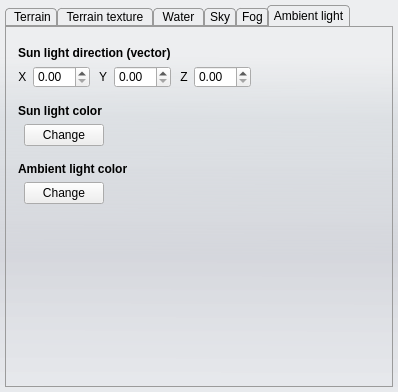
Above: bin/data/ui/environment_editor.ui from realXtend/tundra before the change. Below: the same form after it.
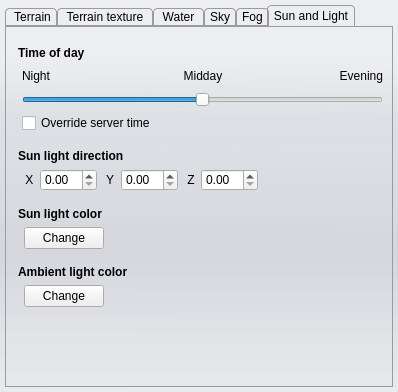
That is the form after the change. The open tabs and pages were chosen to show the change.

Commit message: * Enviroment Editor widget feature add: Can now override server sent timestamps and set time of day (basically sun position) to whatever you want with a nice slider. Thanks ali for the tips to make possible quick. * Changed the tab name to "Sun and Light" from "Ambient Lightning".

What changed in the file:
```diff
--- a/bin/data/ui/environment_editor.ui
+++ b/bin/data/ui/environment_editor.ui
@@ -1617,7 +1617,7 @@
           </widget>
           <widget class="QWidget" name="ambient_light">
            <attribute name="title">
-            <string>Ambient light</string>
+            <string>Sun and Light</string>
            </attribute>
            <layout class="QVBoxLayout" name="verticalLayout_21">
             <item>
@@ -1625,6 +1625,142 @@
               <property name="bottomMargin">
                <number>20</number>
               </property>
+              <item>
+               <widget class="QLabel" name="label_7">
+                <property name="sizePolicy">
+                 <sizepolicy hsizetype="Preferred" vsizetype="Fixed">
+                  <horstretch>0</horstretch>
+                  <verstretch>0</verstretch>
+                 </sizepolicy>
+                </property>
+                <property name="font">
+                 <font>
+                  <weight>75</weight>
+                  <bold>true</bold>
+                 </font>
+                </property>
+                <property name="styleSheet">
+                 <string notr="true">padding-top: 10px;</string>
+                </property>
+                <property name="text">
+                 <string>Time of day</string>
+                </property>
+               </widget>
+              </item>
+              <item>
+               <layout class="QVBoxLayout" name="verticalLayout_22">
+                <property name="leftMargin">
+                 <number>7</number>
+                </property>
+                <property name="bottomMargin">
+                 <number>0</number>
+                </property>
+                <item>
+                 <layout class="QHBoxLayout" name="horizontalLayout_16">
+                  <property name="bottomMargin">
+                   <number>0</number>
+                  </property>
+                  <item>
+                   <widget class="QLabel" name="label_8">
+                    <property name="minimumSize">
+                     <size>
+                      <width>50</width>
+                      <height>0</height>
+                     </size>
+                    </property>
+                    <property name="text">
+                     <string>Night</string>
+                    </property>
+                   </widget>
+                  </item>
+                  <item>
+                   <spacer name="horizontalSpacer_15">
+                    <property name="orientation">
+                     <enum>Qt::Horizontal</enum>
+                    </property>
+                    <property name="sizeHint" stdset="0">
+                     <size>
+                      <width>40</width>
+                      <height>20</height>
+                     </size>
+                    </property>
+                   </spacer>
+                  </item>
+                  <item>
+                   <widget class="QLabel" name="label_10">
+                    <property name="minimumSize">
+                     <size>
+                      <width>50</width>
+                      <height>0</height>
+                     </size>
+                    </property>
+                    <property name="text">
+                     <string>Midday</string>
+                    </property>
+                    <property name="alignment">
+                     <set>Qt::AlignCenter</set>
+                    </property>
+                   </widget>
+                  </item>
+                  <item>
+                   <spacer name="horizontalSpacer_16">
+                    <property name="orientation">
+                     <enum>Qt::Horizontal</enum>
+                    </property>
+                    <property name="sizeHint" stdset="0">
+                     <size>
+                      <width>40</width>
+                      <height>20</height>
+                     </size>
+                    </property>
+                   </spacer>
+                  </item>
+                  <item>
+                   <widget class="QLabel" name="label_11">
+                    <property name="minimumSize">
+                     <size>
+                      <width>50</width>
+                      <height>0</height>
+                     </size>
+                    </property>
+                    <property name="text">
+                     <string>Evening</string>
+                    </property>
+                    <property name="alignment">
+                     <set>Qt::AlignRight|Qt::AlignTrailing|Qt::AlignVCenter</set>
+                    </property>
+                   </widget>
+                  </item>
+                 </layout>
+                </item>
+                <item>
+                 <widget class="QSlider" name="horizontalSliderTimeOfDay">
+                  <property name="maximum">
+                   <number>100</number>
+                  </property>
+                  <property name="singleStep">
+                   <number>1</number>
+                  </property>
+                  <property name="pageStep">
+                   <number>1</number>
+                  </property>
+                  <property name="value">
+                   <number>50</number>
+                  </property>
+                  <property name="orientation">
+                   <enum>Qt::Horizontal</enum>
+                  </property>
+                 </widget>
+                </item>
+                <item>
+                 <widget class="QCheckBox" name="serverTimeOverrideCheckBox">
+                  <property name="text">
+                   <string>Override server time</string>
+                  </property>
+                 </widget>
+                </item>
+               </layout>
+              </item>
               <item>
                <widget class="QLabel" name="label_2">
                 <property name="sizePolicy">
@@ -1643,12 +1779,15 @@
                  <string notr="true">padding-top: 10px;</string>
                 </property>
                 <property name="text">
-                 <string>Sun light direction (vector)</string>
+                 <string>Sun light direction</string>
                 </property>
                </widget>
               </item>
               <item>
                <layout class="QHBoxLayout" name="horizontalLayout_11">
+                <property name="leftMargin">
+                 <number>7</number>
+                </property>
                 <item>
                  <widget class="QLabel" name="label_3">
                   <property name="sizePolicy">
```
Left out of the diff: 4 changed lines with no effect on the pictures. The commit also changes 4 other files.
